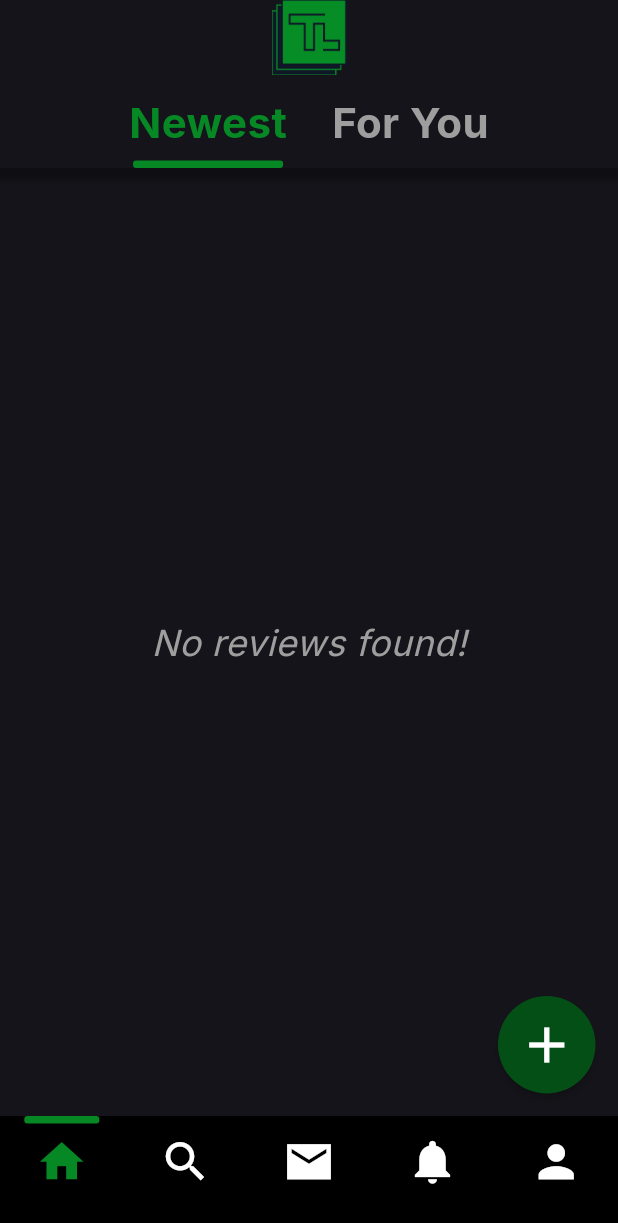
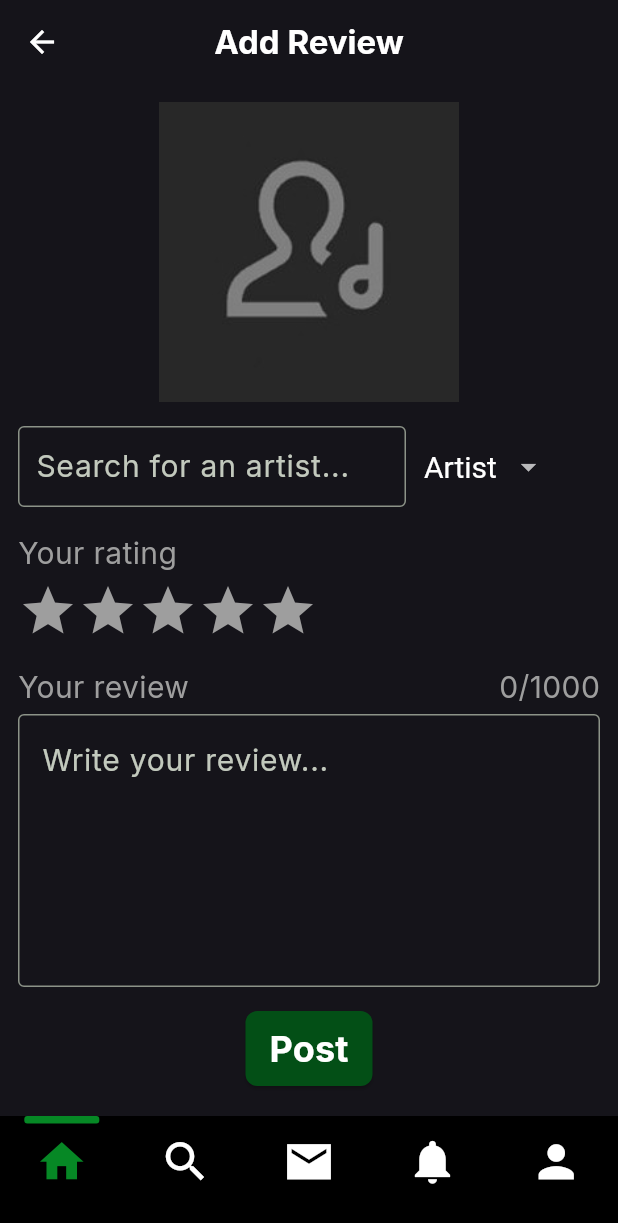
Before and after one commit to zbetters97/tracklist_app, a Flutter app: the WidgetTree screen opened directly, after a tap on the "add" icon, on a phone screen of 412 x 824 dp. Shown: the top 1223 px of the screen. Run offline on Flutter 3.47's test engine with Material 3 defaults, Android fonts, the phone set to English and light mode, and no system bars; our stand-ins replace cloud_firestore, firebase_auth, firebase_core, hive_flutter, palette_generator; accounts and stored records are empty.

Commit message:
Alpha v3.4.0 -Adds Add Review page

```diff
--- a/lib/core/constants/constants.dart
+++ b/lib/core/constants/constants.dart
@@ -27,3 +27,5 @@ const int EARLIEST_DATE = 1000;
 const int MAX_REVIEWS = 3;
 
 const int MAX_LIMIT = 15;
+
+const int MAX_REVIEW_LENGTH = 1000;
--- a/lib/features/home/pages/home_page.dart
+++ b/lib/features/home/pages/home_page.dart
@@ -154,6 +154,10 @@ class _HomePageState extends State<HomePage> {
     }
   }
 
+  void sendToAddReviewPage() {
+    NavigationService().openAddReview();
+  }
+
   @override
   void dispose() {
     newReviewsController.dispose();
@@ -288,7 +292,7 @@ class _HomePageState extends State<HomePage> {
       child: Padding(
         padding: const EdgeInsets.all(15.0),
         child: RawMaterialButton(
-          onPressed: () {},
+          onPressed: () => sendToAddReviewPage(),
           fillColor: PRIMARY_COLOR_DARK,
           shape: CircleBorder(),
           constraints: BoxConstraints.tightFor(width: 65, height: 65),
--- a/lib/features/home/pages/home_tab.dart
+++ b/lib/features/home/pages/home_tab.dart
@@ -1,6 +1,7 @@
 import 'package:flutter/material.dart';
 import 'package:tracklist_app/features/error/pages/error_page.dart';
 import 'package:tracklist_app/features/home/pages/home_page.dart';
+import 'package:tracklist_app/features/review/pages/review_add_page.dart';
 import 'package:tracklist_app/features/review/pages/review_page.dart';
 import 'package:tracklist_app/features/user/pages/user_page.dart';
 import 'package:tracklist_app/navigation/navigator.dart';
@@ -27,7 +28,9 @@ class HomeTab extends StatelessWidget {
           case "/review":
             page = ReviewPage(reviewId: settings.arguments as String);
             break;
-          // Default case
+          case "/add":
+            page = ReviewAddPage();
+            break;
           case "/user":
             page = UserPage(uid: settings.arguments as String);
             break;
--- /dev/null
+++ b/lib/features/review/pages/review_add_page.dart
@@ -0,0 +1,245 @@
+import 'package:flutter/material.dart';
+import 'package:tracklist_app/core/constants/constants.dart';
+import 'package:tracklist_app/core/widgets/default_app_bar.dart';
+import 'package:tracklist_app/features/media/models/album_class.dart';
+import 'package:tracklist_app/features/media/models/media_class.dart';
+import 'package:tracklist_app/features/media/models/track_class.dart';
+import 'package:tracklist_app/features/media/services/spotify_service.dart';
+
+class ReviewAddPage extends StatefulWidget {
+  const ReviewAddPage({super.key});
+
+  @override
+  State<ReviewAddPage> createState() => _ReviewAddPageState();
+}
+
+class _ReviewAddPageState extends State<ReviewAddPage> {
+  final _formKey = GlobalKey<FormState>();
+
+  Media? media;
+  List<Media> suggestions = [];
+  String selectedCategory = "artist";
+  TextEditingController controllerName = TextEditingController();
+  TextEditingController controllerContent = TextEditingController();
+
+  @override
+  void initState() {
+    super.initState();
+  }
+
+  void onSearchPressed() async {
+    List<Media> fetchedMedia = await searchByCategory(selectedCategory, controllerName.text, limit: 5);
+
+    setState(() {
+      suggestions = fetchedMedia;
+    });
+  }
+
+  @override
+  void dispose() {
+    super.dispose();
+  }
+
+  @override
+  Widget build(BuildContext context) {
+    return Scaffold(
+      appBar: DefaultAppBar(title: "Add Review"),
+      backgroundColor: BACKGROUND_COLOR,
+      body: Padding(
+        padding: const EdgeInsets.all(12.0),
+        child: Form(
+          key: _formKey,
+          child: Stack(
+            children: [
+              Column(
+                crossAxisAlignment: CrossAxisAlignment.center,
+                spacing: 16.0,
+                children: [buildMediaImage(), buildSearchName(), buildRating(), buildContent(), buildSubmitButton()],
+              ),
+              buildMediaList(),
+            ],
+          ),
+        ),
+      ),
+    );
+  }
+
+  Widget buildMediaImage() {
+    if (media != null) return media!.buildImage(200);
+    return Image.asset(DEFAULT_MEDIA_IMG, width: 200, height: 200, fit: BoxFit.cover);
+  }
+
+  Widget buildSearchName() {
+    return Row(
+      crossAxisAlignment: CrossAxisAlignment.center,
+      children: [
+        Expanded(flex: 2, child: buildNameField()),
+        Expanded(flex: 1, child: buildCategoryDropdown()),
+      ],
+    );
+  }
+
+  Widget buildNameField() {
+    String word = selectedCategory == "track" ? "a" : "an";
+
+    return TextFormField(
+      controller: controllerName,
+      keyboardType: TextInputType.text,
+      decoration: InputDecoration(
+        contentPadding: EdgeInsets.symmetric(vertical: 12, horizontal: 8),
+        border: OutlineInputBorder(borderSide: BorderSide(color: Colors.grey)),
+        focusedBorder: OutlineInputBorder(borderSide: BorderSide(color: Colors.white)),
+        hintText: "Search for $word $selectedCategory...",
+      ),
+      onChanged: (value) => onSearchPressed(),
+      style: const TextStyle(color: Colors.white, fontSize: 20),
+      validator: (value) {
+        if (value == null || value.isEmpty) {
+          return 'Please enter some text';
+        }
+        return null;
+      },
+    );
+  }
+
+  Widget buildCategoryDropdown() {
+    return Container(
+      padding: EdgeInsets.symmetric(horizontal: 12),
+      child: DropdownButton(
+        items: [
+          DropdownMenuItem(value: "artist", child: Text("Artist")),
+          DropdownMenuItem(value: "album", child: Text("Album")),
+          DropdownMenuItem(value: "track", child: Text("Track")),
+        ],
+        underline: SizedBox(),
+        style: TextStyle(fontSize: 20),
+        value: selectedCategory,
+        onChanged: (value) => setState(() => selectedCategory = value!),
+      ),
+    );
+  }
+
+  Widget buildMediaList() {
+    if (suggestions.isEmpty) {
+      return Container();
+    }
+
+    return Positioned(
+      left: 0,
+      right: 0,
+      top: 275,
+      child: Material(
+        borderRadius: BorderRadius.circular(8),
+        child: Container(
+          constraints: BoxConstraints(maxHeight: 200),
+          color: PRIMARY_COLOR,
+          child: ListView.builder(
+            shrinkWrap: true,
+            itemCount: suggestions.length,
+            itemBuilder: (context, index) {
+              final item = suggestions[index];
+              return InkWell(
+                onTap: () {
+                  setState(() {
+                    media = item;
+                    controllerName.text = item.name;
+                    suggestions = [];
+                  });
+                },
+                child: buildMediaItem(item),
+              );
+            },
+          ),
+        ),
+      ),
+    );
+  }
+
+  Widget buildMediaItem(Media media) {
+    return Column(
+      crossAxisAlignment: CrossAxisAlignment.start,
+      children: [
+        Text(
+          media.name,
+          style: const TextStyle(color: Colors.white, fontSize: 20, fontWeight: FontWeight.bold),
+        ),
+        if (selectedCategory == "album")
+          Text((media as Album).artist, style: const TextStyle(color: Colors.white, fontSize: 16)),
+        if (selectedCategory == "track")
+          Text((media as Track).artist, style: const TextStyle(color: Colors.white, fontSize: 16)),
+      ],
+    );
+  }
+
+  Widget buildRating() {
+    return Column(
+      crossAxisAlignment: CrossAxisAlignment.start,
+      spacing: 4.0,
+      children: [
+        Text("Your rating", style: TextStyle(color: Colors.grey, fontSize: 20)),
+        Row(children: [...List.generate(5, (index) => Icon(Icons.star, color: Colors.grey, size: 40))]),
+      ],
+    );
+  }
+
+  Widget buildContent() {
+    bool isValid = controllerContent.text.length <= MAX_REVIEW_LENGTH;
+
+    return Column(
+      crossAxisAlignment: CrossAxisAlignment.start,
+      spacing: 4.0,
+      children: [
+        Row(
+          children: [
+            Text("Your review", style: TextStyle(color: Colors.grey, fontSize: 20)),
+            const Spacer(),
+            Text(
+              "${controllerContent.text.length}/$MAX_REVIEW_LENGTH",
+              style: TextStyle(color: isValid ? Colors.grey : Colors.red, fontSize: 20),
+            ),
+          ],
+        ),
+        buildContentField(),
+      ],
+    );
+  }
+
+  Widget buildContentField() {
+    return TextFormField(
+      controller: controllerContent,
+      keyboardType: TextInputType.multiline,
+      minLines: 5,
+      maxLines: 5,
+      decoration: InputDecoration(
+        hintText: "Write your review... ",
+        border: OutlineInputBorder(borderSide: BorderSide(color: Colors.grey)),
+        focusedBorder: OutlineInputBorder(borderSide: BorderSide(color: Colors.white)),
+      ),
+      style: const TextStyle(color: Colors.white, fontSize: 20),
+      onChanged: (_) => setState(() {}),
+      validator: (value) {
+        if (value == null || value.isEmpty) {
+          return 'Please enter some text';
+        }
+        if (value.length > MAX_REVIEW_LENGTH) {
+          return 'Review must be less than $MAX_REVIEW_LENGTH characters';
+        }
+        return null;
+      },
+    );
+  }
+
+  Widget buildSubmitButton() {
+    return ElevatedButton(
+      style: ElevatedButton.styleFrom(
+        minimumSize: Size(0.0, 40.0),
+        shape: RoundedRectangleBorder(borderRadius: BorderRadius.circular(8)),
+        backgroundColor: PRIMARY_COLOR_DARK,
+        foregroundColor: Colors.white,
+        padding: const EdgeInsets.symmetric(vertical: 8, horizontal: 16),
+      ),
+      onPressed: () => {},
+      child: Text("Post", style: TextStyle(fontWeight: FontWeight.bold, fontSize: 24)),
+    );
+  }
+}
--- a/lib/features/search/pages/search_page.dart
+++ b/lib/features/search/pages/search_page.dart
@@ -67,11 +67,10 @@ class _SearchPageState extends State<SearchPage> {
         key: _formKey,
         child: Column(
           mainAxisAlignment: MainAxisAlignment.center,
+          spacing: 8.0,
           children: [
             buildSearchBar(),
-            const SizedBox(height: 10),
             buildCategoryDropdown(),
-            const SizedBox(height: 10),
             Expanded(
               child: selectedCategory == "user" ? buildUserResults(userResults) : buildMediaResults(mediaResults),
             ),
--- a/lib/navigation/navigator.dart
+++ b/lib/navigation/navigator.dart
@@ -28,6 +28,11 @@ class NavigationService {
     navigatorKey?.currentState?.pushNamed("/review", arguments: reviewId);
   }
 
+  void openAddReview() {
+    final navigatorKey = _getNavigatorKey(selectedPageNotifier.value);
+    navigatorKey?.currentState?.pushNamed("/add");
+  }
+
   void openUser(String userId) {
     final navigatorKey = _getNavigatorKey(selectedPageNotifier.value);
     navigatorKey?.currentState?.pushNamed("/user", arguments: userId);
```
